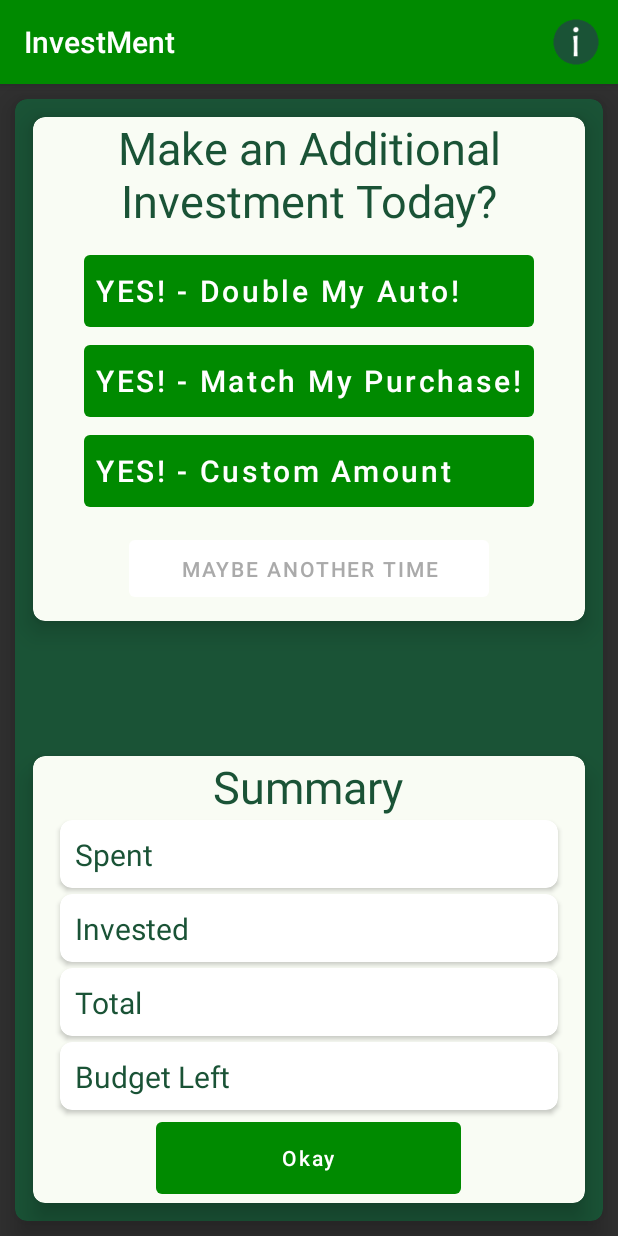
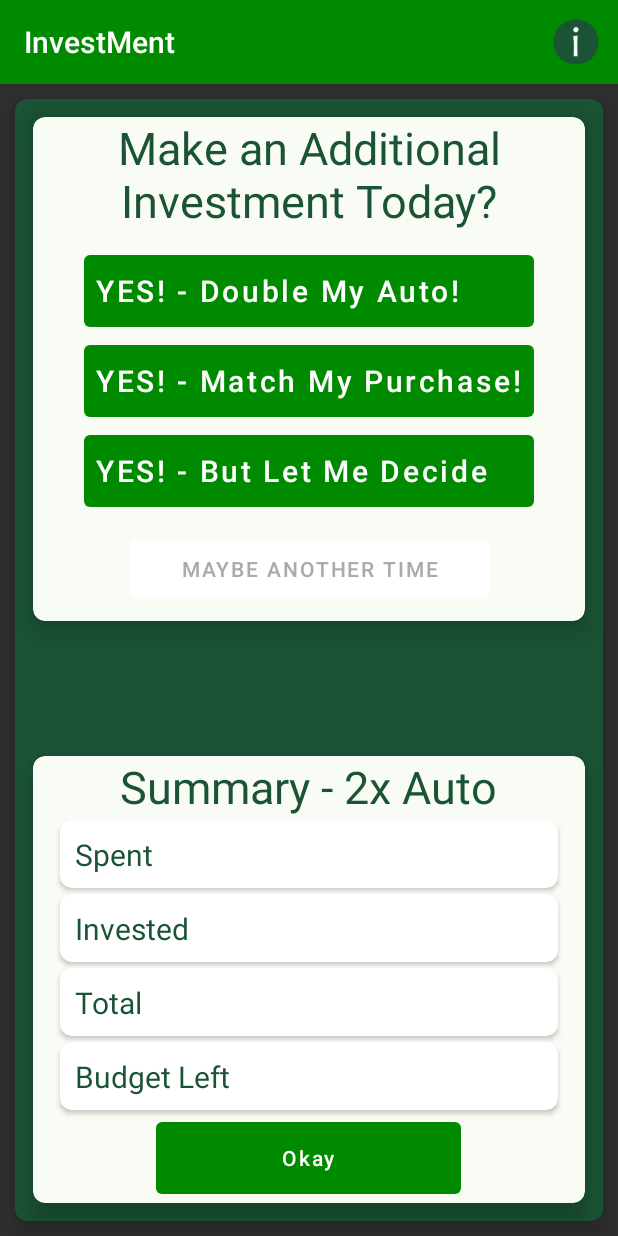
Before and after one commit to Andy9814/ML_Budgeting, an Android app: the InvestmentLayout screen opened directly, with no data from a screen before it, after a tap on "YES! - Double My Auto!", on a phone screen of 412 x 824 dp. Run offline under Robolectric (Android 15) with nearby library versions, the phone set to English and light mode, and no system bars; 9 statements that could not run were skipped.

Commit message:
final cleanup strings

```diff
--- a/app/src/main/java/com/example/nrip/td_ml_project/InvestmentLayout.java
+++ b/app/src/main/java/com/example/nrip/td_ml_project/InvestmentLayout.java
@@ -34,7 +34,7 @@ public class InvestmentLayout extends AppCompatActivity {
     BigDecimal totalAmt, autoInvest, budgetLeft;
 
 
-    TextView spentEt, investEt, budgetEt,totalValueEt;
+    TextView spentEt, investEt, budgetEt,totalValueEt, tvSummary;
 
     @Override
     protected void onCreate(Bundle savedInstanceState) {
@@ -52,6 +52,7 @@ public class InvestmentLayout extends AppCompatActivity {
         investEt = findViewById(R.id.investedEt);
         budgetEt = findViewById(R.id.remainingBudgetEt);
         totalValueEt = findViewById(R.id.totalValueEt);
+        tvSummary = findViewById(R.id.tvSummary);
 
         Intent intt = getIntent();
         Bundle extras = intt.getExtras();
@@ -73,6 +74,7 @@ public class InvestmentLayout extends AppCompatActivity {
                 userProfile.setUserBudget(budgetLeft.subtract(userProfile.getUserTotalAmount()));
                 cdView.setVisibility(View.VISIBLE);
                 setTextValues(userProfile.getUserAutoInvestment());
+                tvSummary.setText(getText(R.string.summaryHeader) + " - " + getText(R.string.addTypeDouble));
                 break;
             case R.id.btnMatch:
                 BigDecimal tvPrice1 = totalAmt;
@@ -82,6 +84,7 @@ public class InvestmentLayout extends AppCompatActivity {
                 userProfile.setUserBudget(budgetLeft.subtract(userProfile.getUserTotalAmount()));
                 cdView.setVisibility(View.VISIBLE);
                 setTextValues(totalAmt);
+                tvSummary.setText(getText(R.string.summaryHeader) + " - " + getText(R.string.addTypeMatch));
                 break;
             case R.id.btnOther:
                 //MaterialAlertDialogBuilder ad = new MaterialAlertDialogBuilder(InvestmentLayout.this, R.style.AlertDialogTheme);
@@ -89,6 +92,8 @@ public class InvestmentLayout extends AppCompatActivity {
                 ad.setTitle("amount");
                 et = new EditText(this);
                 ad.setView(et);
+
+
                 // ad.setCancelable(false);  // you can click on differnt area of screen to cancell the dialog box
                 ad.setPositiveButton("okay", new DialogInterface.OnClickListener() {
                     @Override
@@ -112,6 +117,7 @@ public class InvestmentLayout extends AppCompatActivity {
 //                            }
 //                        })
                         .show();
+                tvSummary.setText(getText(R.string.summaryHeader) + " - " + getText(R.string.addTypeCustom));
                 break;
             case R.id.btnNotToday:
                 userProfile.setUserTotalAmount(totalAmt);
@@ -119,6 +125,7 @@ public class InvestmentLayout extends AppCompatActivity {
                 userProfile.setUserBudget(budgetLeft.subtract(userProfile.getUserTotalAmount()));
                 cdView.setVisibility(View.VISIBLE);
                 setTextValues(userProfile.getUserAutoInvestment());
+                tvSummary.setText(getText(R.string.summaryHeader) + " - " + getText(R.string.addTypeAnotherTime));
         }
 
     }
--- a/app/src/main/res/layout/activity_investment_layout.xml
+++ b/app/src/main/res/layout/activity_investment_layout.xml
@@ -70,7 +70,7 @@
                             android:layout_height="60dp"
                             android:textSize="20dp"
                             android:onClick="onClickInvstBtn"
-                            android:text="YES! - Double My Auto!"
+                            android:text="@string/addInvDouble"
                             app:cardCornerRadius="8dp"
                             app:cardElevation="10dp"
                             android:textAlignment="textStart"
@@ -82,7 +82,7 @@
                             android:layout_height="60dp"
                             android:textSize="20dp"
                             android:onClick="onClickInvstBtn"
-                            android:text="YES! - Match My Purchase!"
+                            android:text="@string/addInvMatch"
                             app:cardCornerRadius="8dp"
                             app:cardElevation="10dp"
                             android:textAlignment="textStart"
@@ -96,7 +96,7 @@
                             android:layout_height="60dp"
                             android:textSize="20dp"
                             android:onClick="onClickInvstBtn"
-                            android:text="YES! - Custom Amount"
+                            android:text="@string/addInvCustom"
                             app:cardCornerRadius="8dp"
                             app:cardElevation="10dp"
                             android:textAlignment="textStart"
@@ -146,7 +146,7 @@
                         android:id="@+id/tvSummary"
                         android:layout_width="wrap_content"
                         android:layout_height="wrap_content"
-                        android:text="Summary"
+                        android:text="@string/summaryHeader"
                         android:textAlignment="center"
                         android:layout_gravity="center"
                         android:textSize="30sp">
--- a/app/src/main/res/values/strings.xml
+++ b/app/src/main/res/values/strings.xml
@@ -29,6 +29,11 @@
     <string name="addInvCustom">YES! - But Let Me Decide</string>
     <string name="addInvAnotherTime">Maybe Another Time</string>
 
+    <string name="addTypeDouble">2x Auto</string>
+    <string name="addTypeMatch">Matched</string>
+    <string name="addTypeCustom">Custom</string>
+    <string name="addTypeAnotherTime">Default</string>
+
     <string name="summaryHeader">Summary</string>
     <string name="summaryInvested">Invested</string>
     <string name="summaryTotal">Total</string>
```
Also changed, not shown: 3 other files.
